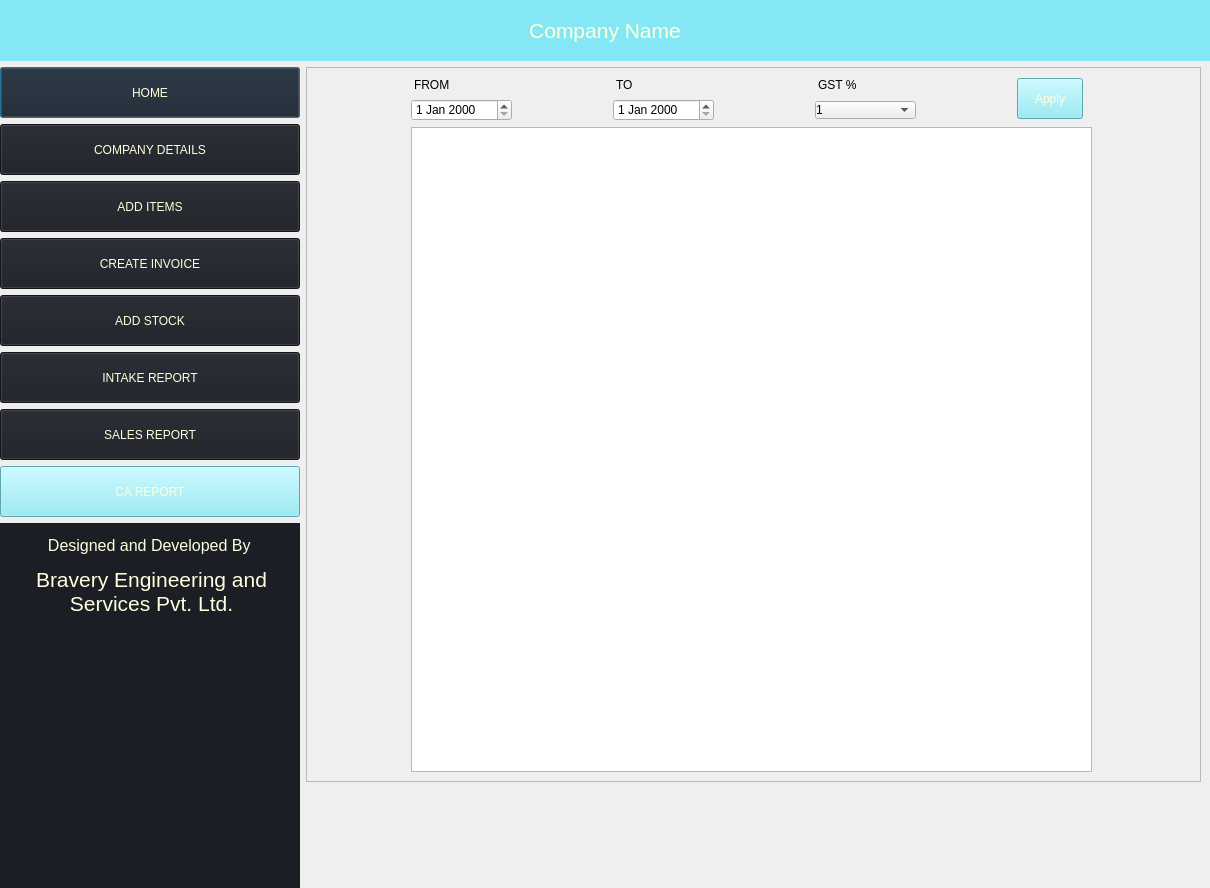
Above: caReport.ui from ananth-hegde/offlineBillingSystem before the change. Below: the same form after it.
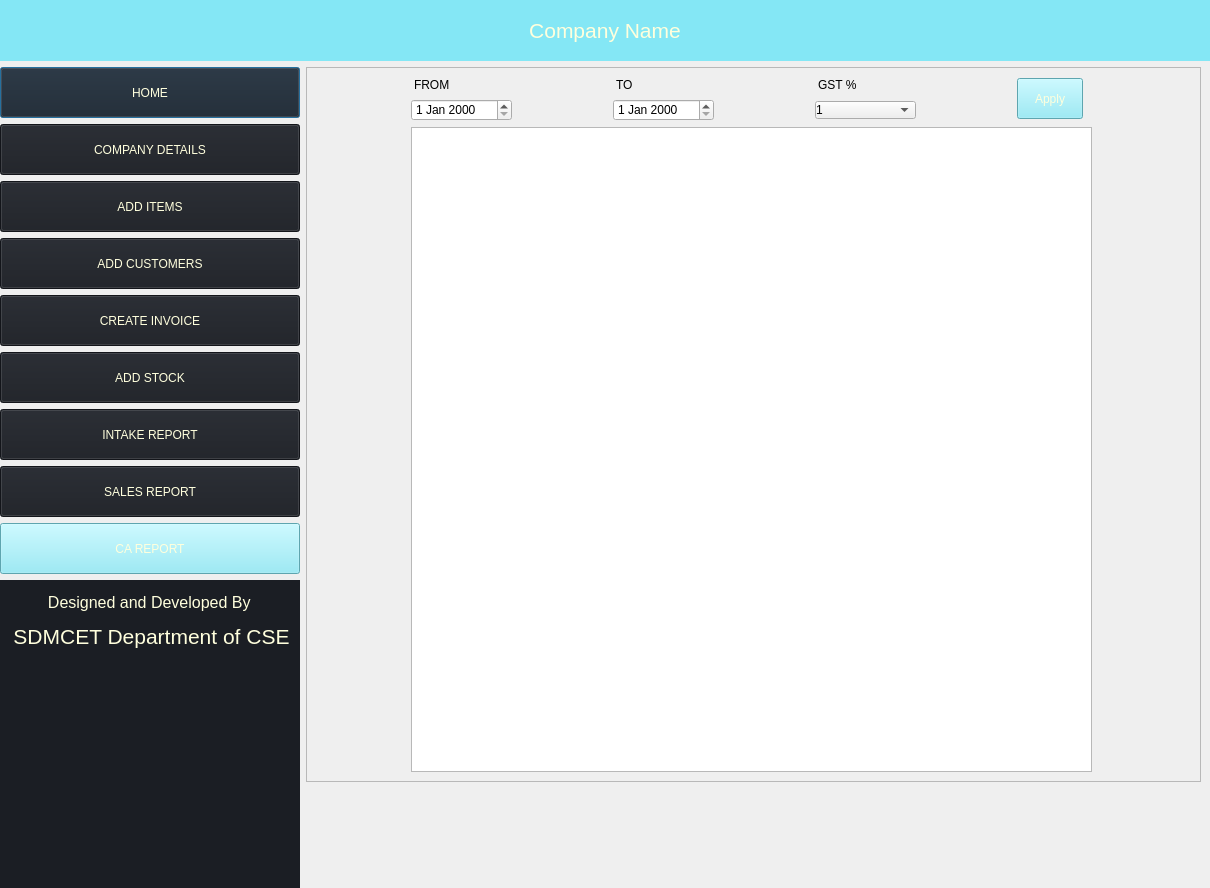
That is the form after the change. Icons and pictures are not drawn.

```diff
--- a/caReport.ui
+++ b/caReport.ui
@@ -117,6 +117,22 @@
         </property>
        </widget>
       </item>
+      <item>
+       <widget class="QPushButton" name="addCustomersBtn">
+        <property name="minimumSize">
+         <size>
+          <width>239</width>
+          <height>51</height>
+         </size>
+        </property>
+        <property name="styleSheet">
+         <string notr="true">background-color:  rgb(27, 30, 36); color: rgb(255, 255, 221)</string>
+        </property>
+        <property name="text">
+         <string>ADD CUSTOMERS</string>
+        </property>
+       </widget>
+      </item>
       <item>
        <widget class="QPushButton" name="createInvoiceBtn">
         <property name="minimumSize">
@@ -215,7 +231,7 @@
          <string notr="true">background-color: rgb(27, 30, 36); color: rgb(255, 255, 221);padding-top:10px</string>
         </property>
         <property name="text">
-         <string>&lt;html&gt;&lt;head/&gt;&lt;body&gt;&lt;p align=&quot;center&quot;&gt;&lt;span style=&quot; font-size:12pt;&quot;&gt;Designed and Developed By &lt;/span&gt;&lt;/p&gt;&lt;p align=&quot;center&quot;&gt;&lt;span style=&quot; font-size:16pt;&quot;&gt;Bravery Engineering and Services Pvt. Ltd.&lt;/span&gt;&lt;/p&gt;&lt;/body&gt;&lt;/html&gt;</string>
+         <string>&lt;html&gt;&lt;head/&gt;&lt;body&gt;&lt;p align=&quot;center&quot;&gt;&lt;span style=&quot; font-size:12pt;&quot;&gt;Designed and Developed By &lt;/span&gt;&lt;/p&gt;&lt;p align=&quot;center&quot;&gt;&lt;span style=&quot; font-size:16pt;&quot;&gt;SDMCET Department of CSE&lt;/span&gt;&lt;/p&gt;&lt;/body&gt;&lt;/html&gt;</string>
         </property>
         <property name="scaledContents">
          <bool>true</bool>
```
